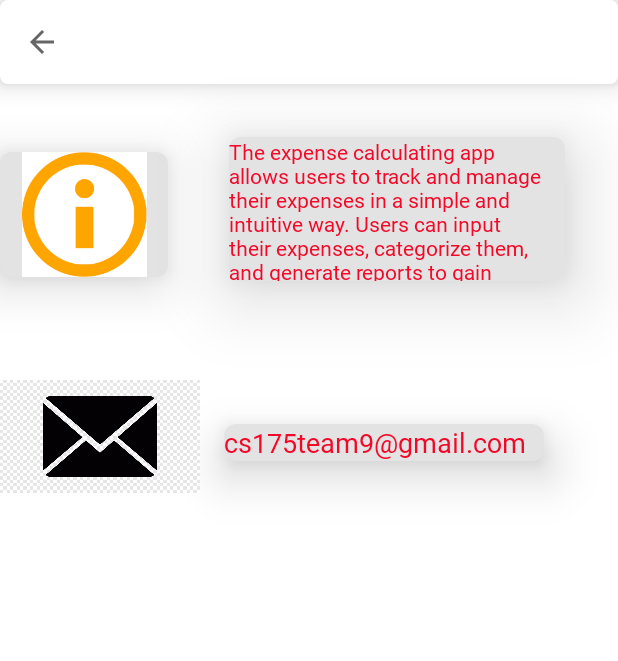
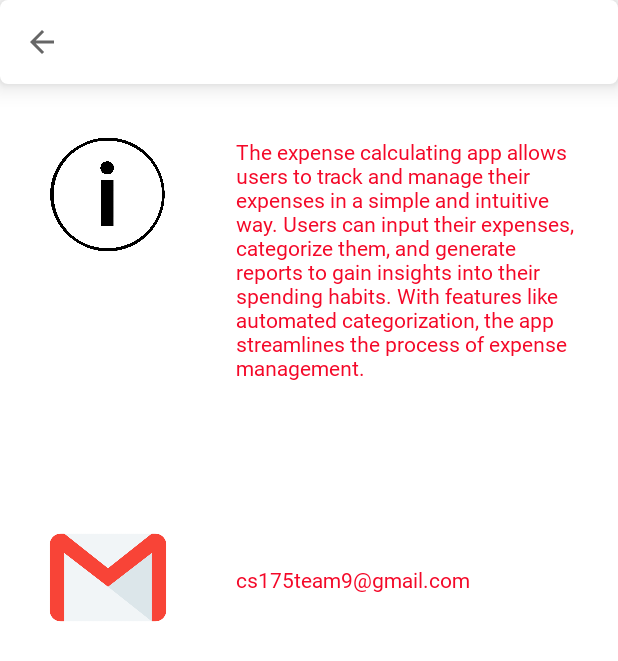
Before and after one commit to prathameshdixit/ExpenseCalculator, an Android app: the layout help_activity.xml on its own in the app's theme, with its tools: preview values and no code run, on a phone screen of 412 x 824 dp. Shown: the top 661 px of the screen. Run offline under Robolectric (Android 15) with nearby library versions, the phone set to English and light mode, and no system bars.

Commit message:
Fixed help page and dashboard issue

```diff
--- a/app/src/main/java/edu/sjsu/android/expensetracker/HelpActivity.java
+++ b/app/src/main/java/edu/sjsu/android/expensetracker/HelpActivity.java
@@ -16,13 +16,14 @@ public class HelpActivity extends AppCompatActivity {
     @Override
     protected void onCreate(Bundle savedInstanceState) {
         super.onCreate(savedInstanceState);
+        applyTheme();
         setContentView(R.layout.help_activity);
         ImageView icon6 = findViewById(R.id.icon6);
         icon6.setImageResource(R.drawable.img6);
         ImageView icon7 = findViewById(R.id.icon7);
         icon6.setImageResource(R.drawable.img7);
-        applyTheme();
-        setContentView(R.layout.about_activity);
+        setContentView(R.layout.help_activity);
+
 
         Toolbar toolbar = findViewById(R.id.toolbar);
         setSupportActionBar(toolbar);
--- a/app/src/main/java/edu/sjsu/android/expensetracker/HomeFragment.java
+++ b/app/src/main/java/edu/sjsu/android/expensetracker/HomeFragment.java
@@ -150,7 +150,7 @@ public class HomeFragment extends Fragment {
                 } else {
                     noExpense.setVisibility(View.INVISIBLE);
                 }
-                totalItems.setText((R.string.item) + totalItemCount );
+                totalItems.setText(getString(R.string.item) + "" + totalItemCount );
                 categoryListViewID.setAdapter(adapter);
             }
         }
--- a/app/src/main/res/layout/help_activity.xml
+++ b/app/src/main/res/layout/help_activity.xml
@@ -22,54 +22,47 @@
         android:id="@+id/icon7"
         android:layout_width="112dp"
         android:layout_height="83dp"
-        android:layout_marginTop="45dp"
-        android:background="@drawable/shadow"
+        android:layout_marginStart="16dp"
+        android:layout_marginTop="32dp"
         android:elevation="20dp"
         app:layout_constraintStart_toStartOf="parent"
         app:layout_constraintTop_toBottomOf="@+id/toolbar"
-        app:srcCompat="@drawable/img7" />
+        app:srcCompat="@drawable/i_icon" />
 
     <TextView
         android:id="@+id/name6"
-        android:layout_width="224dp"
-        android:layout_height="96dp"
+        android:layout_width="229dp"
+        android:layout_height="193dp"
         android:layout_gravity="center"
         android:layout_margin="35dp"
-        android:layout_marginStart="16dp"
-        android:layout_marginTop="32dp"
-        android:background="@drawable/shadow"
+        android:layout_marginTop="28dp"
         android:elevation="30dp"
         android:text="@string/name6"
         android:textColor="@color/red"
         app:layout_constraintEnd_toEndOf="parent"
-        app:layout_constraintHorizontal_bias="1.0"
+        app:layout_constraintHorizontal_bias="0.388"
         app:layout_constraintStart_toEndOf="@+id/icon7"
         app:layout_constraintTop_toBottomOf="@+id/toolbar" />
 
     <ImageView
         android:id="@+id/icon6"
-        android:layout_width="133dp"
-        android:layout_height="102dp"
+        android:layout_width="112dp"
+        android:layout_height="83dp"
+        android:layout_marginTop="172dp"
+        android:elevation="20dp"
+        app:layout_constraintStart_toStartOf="@+id/icon7"
+        app:layout_constraintTop_toBottomOf="@+id/icon7"
+        app:srcCompat="@drawable/email" />
 
-        android:elevation="20dp"
-        android:layout_marginTop="55dp"
-        app:layout_constraintStart_toStartOf="parent"
-        app:layout_constraintTop_toBottomOf="@+id/icon7"
-        app:srcCompat="@drawable/img6" />
-
-    <EditText
+    <TextView
         android:id="@+id/name7"
         android:layout_width="wrap_content"
         android:layout_height="wrap_content"
-        android:background="@drawable/shadow"
+        android:layout_marginTop="92dp"
         android:elevation="20dp"
-        android:layout_marginTop="95dp"
-        android:layout_marginStart="16dp"
-        android:ems="10"
+        android:text="cs175team9@gmail.com"
         android:textColor="@color/red"
-
-        android:text="cs175team9@gmail.com"
-        app:layout_constraintStart_toEndOf="@+id/icon6"
+        app:layout_constraintStart_toStartOf="@+id/name6"
         app:layout_constraintTop_toBottomOf="@+id/name6" />
 
 
--- a/app/src/main/res/layout/home_fragment.xml
+++ b/app/src/main/res/layout/home_fragment.xml
@@ -73,7 +73,7 @@
             style="@style/Text"
             android:layout_width="wrap_content"
             android:layout_height="0dp"
-            android:text="items = 10"
+            android:text="Items = 10"
             android:textAlignment="center"
             android:padding="5dp"
             android:textSize="20sp"
--- a/app/src/main/res/values/strings.xml
+++ b/app/src/main/res/values/strings.xml
@@ -28,7 +28,7 @@
     <string name="list_textview_category">Category</string>
     <string name="list_textview_date">Date</string>
     <string name="no_expense_textview">No Expenses</string>
-    <string name="amount_textview">amount</string>
+    <string name="amount_textview">Amount</string>
     <string name="categories_button">Categories</string>
     <string name="statsTitle">Statistics</string>
     <string name="today_list_category">Category</string>
```
Also changed, not shown: app/src/main/res/drawable/email.png (added), app/src/main/res/drawable/i_icon.png (added).
